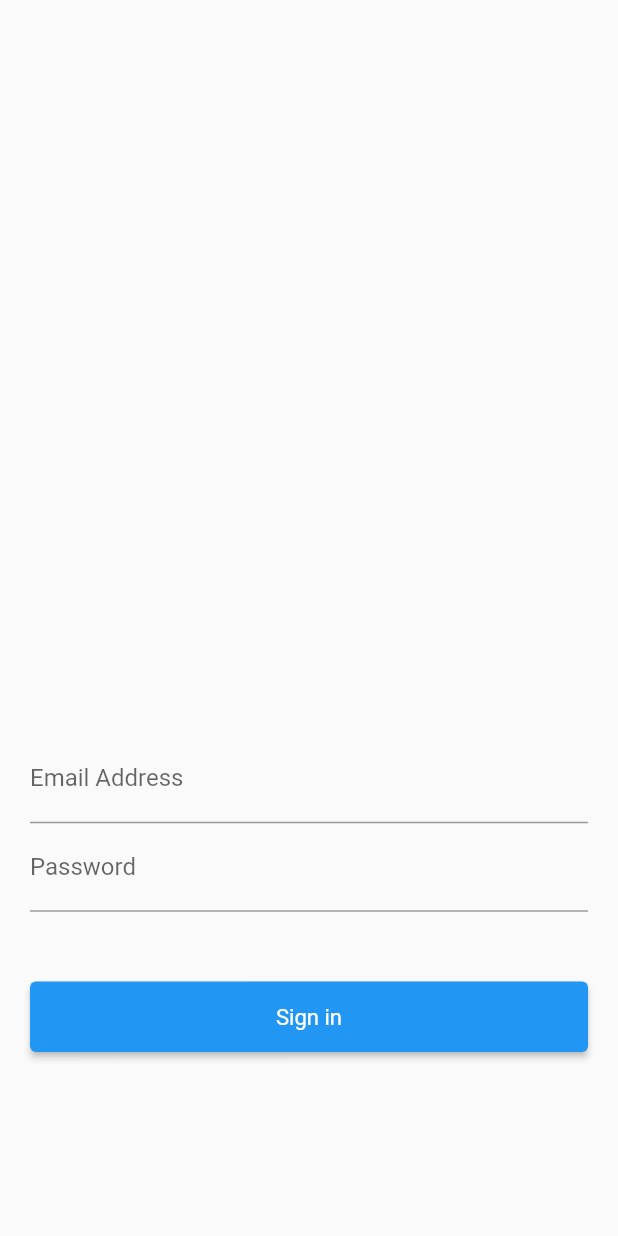
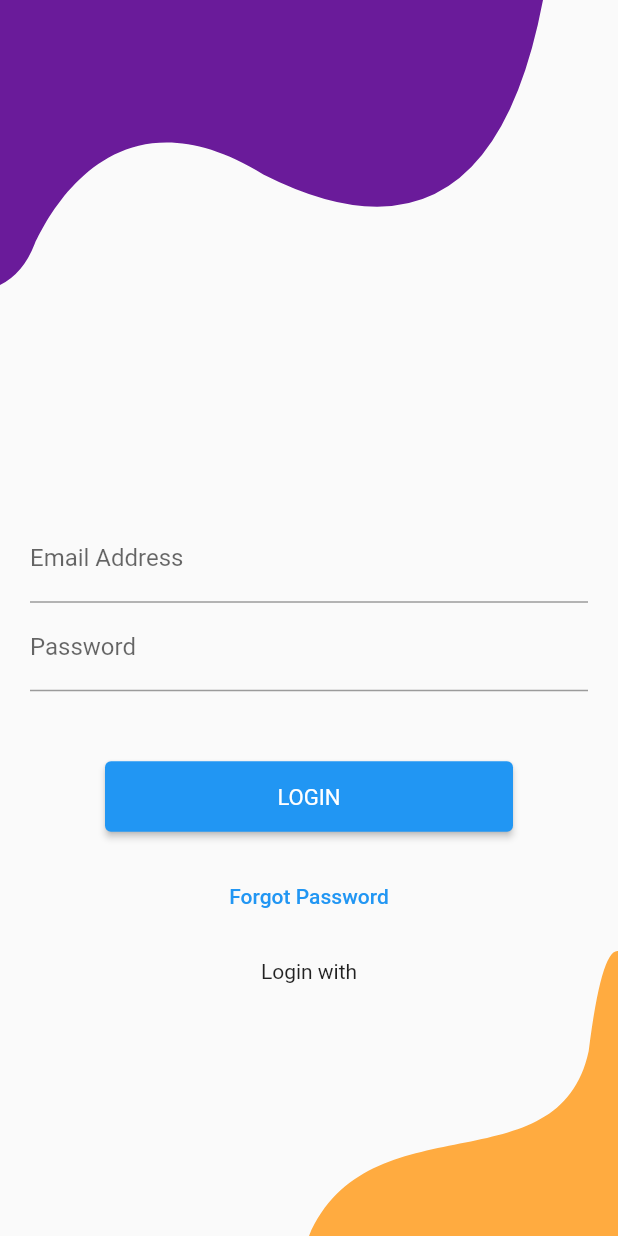
Before and after one commit to ijacome/pet_card, a Flutter app: the screen it shows after launch, on a phone screen of 412 x 824 dp. Run offline on Flutter 3.47's test engine with Material 2 defaults, Android fonts, the phone set to English and light mode, and no system bars; our stand-ins replace dio, flutter_dotenv, flutter_secure_storage, get_it, logger; generated files the repository leaves out were written again.

Commit message:
login page form

```diff
--- a/lib/api/authentication.dart
+++ b/lib/api/authentication.dart
@@ -1,7 +1,7 @@
 import 'package:pet_card/api/dio_basic.dart';
 import 'package:pet_card/helpers/http.dart';
 import 'package:pet_card/helpers/http_response.dart';
-import 'package:pet_card/models/Authentication_response.dart';
+import 'package:pet_card/models/authentication_response.dart';
 
 class Authentication extends DioBasic {
 
--- a/lib/pages/home_page.dart
+++ b/lib/pages/home_page.dart
@@ -3,7 +3,6 @@ import 'package:get_it/get_it.dart';
 import 'package:pet_card/data/authentication_client.dart';
 import 'package:pet_card/pages/login_page.dart';
 import 'package:pet_card/utils/responsive.dart';
-import 'package:pet_card/widgets/login_form.dart';
 
 class HomePage extends StatefulWidget {
   static const routeName = "home";
@@ -35,7 +34,7 @@ class _HomePageState extends State<HomePage> {
                 LoginPage.routeName, (route) => false,
               );
             },
-              child: Text("Logout"),
+              child: const Text("Logout"),
           ),
         ),
       ),
--- a/lib/pages/login_page.dart
+++ b/lib/pages/login_page.dart
@@ -1,19 +1,19 @@
 import 'package:flutter/material.dart';
 import 'package:pet_card/utils/responsive.dart';
 import 'package:pet_card/widgets/login_form.dart';
+import 'package:pet_card/widgets/orange_shape.dart';
+import 'package:pet_card/widgets/purple_shape.dart';
 
 class LoginPage extends StatefulWidget {
   static const routeName = "login";
 
-  const LoginPage({Key? key}) : super (key: key);
+  const LoginPage({Key? key}) : super(key: key);
 
   @override
   _LoginPageState createState() => _LoginPageState();
-
 }
 
 class _LoginPageState extends State<LoginPage> {
-
   @override
   Widget build(BuildContext context) {
     final Responsive responsive = Responsive.of(context);
@@ -28,14 +28,11 @@ class _LoginPageState extends State<LoginPage> {
             width: double.infinity,
             height: responsive.height,
             child: Stack(
-              children: const [
-                LoginForm()
-              ],
+              children: const [PurpleShape(size: 10), OrangeShape(size: 10), LoginForm()],
             ),
           ),
         ),
       ),
     );
   }
-
 }
--- a/lib/widgets/login_form.dart
+++ b/lib/widgets/login_form.dart
@@ -24,7 +24,7 @@ class _LoginFormState extends State<LoginForm> {
   String _email = '', _password = '';
 
   _submit() async {
-    final isOk  = _formKey.currentState?.validate();
+    final isOk = _formKey.currentState?.validate();
     if (isOk!) {
       ProgressDialog.show(context);
       final HttpResponse response = await _authentication.login(
@@ -34,7 +34,8 @@ class _LoginFormState extends State<LoginForm> {
       ProgressDialog.dismiss(context);
       if (response.data != null) {
         _authenticationClient.saveSession(response.data);
-        Navigator.pushNamedAndRemoveUntil(context, HomePage.routeName, (route) => false);
+        Navigator.pushNamedAndRemoveUntil(
+            context, HomePage.routeName, (route) => false);
       } else {
         _logger.e(response.error!.data);
         Dialogs.alert(
@@ -45,17 +46,16 @@ class _LoginFormState extends State<LoginForm> {
       }
     }
   }
+
   @override
   Widget build(BuildContext context) {
-
     final Responsive responsive = Responsive.of(context);
-    final ButtonStyle style =
-    ElevatedButton.styleFrom(
+    final ButtonStyle style = ElevatedButton.styleFrom(
       textStyle: TextStyle(
         fontSize: responsive.dp(1.6),
-            color: Colors.deepPurple
+        color: Colors.deepPurple,
       ),
-        elevation: 2
+      elevation: 2,
     );
     return Positioned(
       bottom: 30,
@@ -82,19 +82,43 @@ class _LoginFormState extends State<LoginForm> {
                   _password = value;
                 },
               ),
-              SizedBox(height: responsive.dp(5),),
+              SizedBox(
+                height: responsive.dp(5),
+              ),
               SizedBox(
                 width: double.infinity,
+                child: Padding(
+                  padding: const EdgeInsets.symmetric(horizontal: 50),
                   child: ElevatedButton(
                     onPressed: _submit,
                     child: const Padding(
                       padding: EdgeInsets.symmetric(vertical: 15),
-                    child: Text("Sign in"),
+                      child: Text("LOGIN"),
                     ),
                     style: style,
                   ),
                 ),
-              SizedBox(height: responsive.dp(10),)
+              ),
+              SizedBox(
+                height: responsive.dp(2),
+              ),
+              Align(
+                alignment: Alignment.center,
+                child: TextButton(
+                  onPressed: () {},
+                  child: const Text("Forgot Password"),
+                ),
+              ),
+              SizedBox(
+                height: responsive.dp(2),
+              ),
+              const Align(
+                alignment: Alignment.center,
+                child: Text("Login with"),
+              ),
+              SizedBox(
+                height: responsive.dp(15),
+              )
             ],
           ),
         ),
--- /dev/null
+++ b/lib/widgets/orange_shape.dart
@@ -0,0 +1,48 @@
+import 'package:flutter/material.dart';
+import 'package:pet_card/utils/responsive.dart';
+
+class OrangeShape extends StatelessWidget {
+  final double size;
+
+  const OrangeShape({Key? key, required this.size})
+      : assert(size > 0),
+        super(key: key);
+
+  @override
+  Widget build(BuildContext context) {
+    final Responsive responsive = Responsive.of(context);
+
+    return Positioned(
+      bottom: 0,
+      right: 0,
+      child: ClipPath(
+        clipper: CustomClipPath(),
+        child: Container(
+          color: Colors.orangeAccent,
+          height: 190,
+          width: responsive.width / 2,
+        ),
+      ),
+    );
+  }
+}
+
+class CustomClipPath extends CustomClipper<Path> {
+  @override
+  Path getClip(Size size) {
+    double w = size.width;
+    double h = size.height;
+    final path = Path();
+    path.moveTo(size.width,0);
+    path.quadraticBezierTo(size.width*0.9462500,size.height*-0.0065000,size.width*0.9050000,size.height*0.3520000);
+    path.cubicTo(size.width*0.8087500,size.height*0.8355000,size.width*0.1937500,size.height*0.5165000,0,size.height);
+    path.quadraticBezierTo(size.width*0.2500000,size.height,size.width,size.height);
+    path.close();
+    return path;
+  }
+
+  @override
+  bool shouldReclip(covariant CustomClipper<Path> oldClipper) {
+    return false;
+  }
+}
--- /dev/null
+++ b/lib/widgets/purple_shape.dart
@@ -0,0 +1,49 @@
+import 'package:flutter/material.dart';
+import 'package:pet_card/utils/responsive.dart';
+
+class PurpleShape extends StatelessWidget {
+  final double size;
+
+  const PurpleShape({Key? key, required this.size})
+      : assert(size > 0),
+        super(key: key);
+
+  @override
+  Widget build(BuildContext context) {
+    final Responsive responsive = Responsive.of(context);
+
+    return Positioned(
+      top: 0,
+      left: 0,
+      child: ClipPath(
+        clipper: CustomClipPath(),
+        child: Container(
+          color: Colors.purple.shade800,
+          height: 190,
+          width: responsive.width - 50,
+        ),
+      ),
+    );
+  }
+}
+
+class CustomClipPath extends CustomClipper<Path> {
+  @override
+  Path getClip(Size size) {
+    double w = size.width;
+    double h = size.height;
+    final path = Path();
+    path.moveTo(0,0);
+    path.lineTo(size.width,0);
+    path.quadraticBezierTo(size.width*0.8993750,size.height*1.0115000,size.width*0.4850000,size.height*0.6120000);
+    path.cubicTo(size.width*0.2184375,size.height*0.2980000,size.width*0.0950000,size.height*0.7295000,size.width*0.0637500,size.height*0.8560000);
+    path.quadraticBezierTo(size.width*0.0428125,size.height*0.9595000,0,size.height);
+    path.close();
+    return path;
+  }
+
+  @override
+  bool shouldReclip(covariant CustomClipper<Path> oldClipper) {
+    return false;
+  }
+}
```
Also changed, not shown: pubspec.lock. Lines whose indentation alone changed are shown as unchanged.
